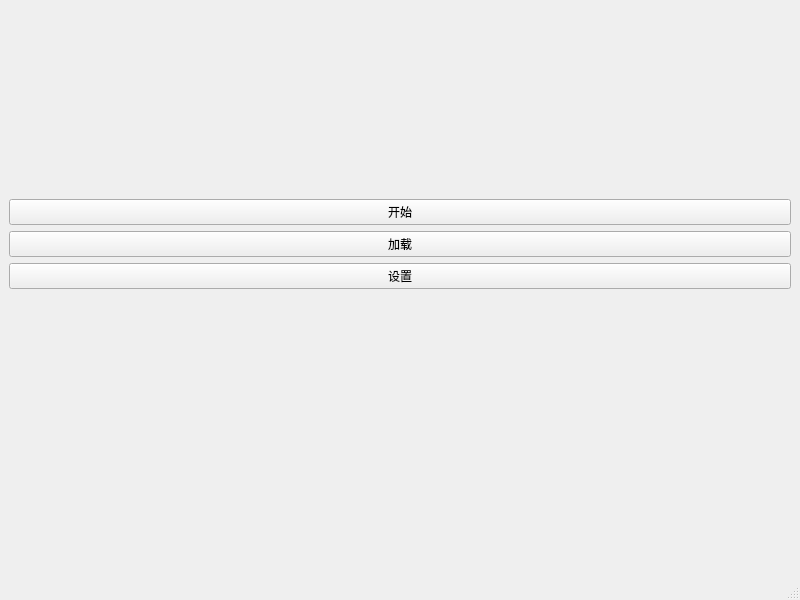
First picture: the form in snake_who_like_eat/mainwindow.ui, repository sleepy2con/snake_who_like_eat, before the edit.
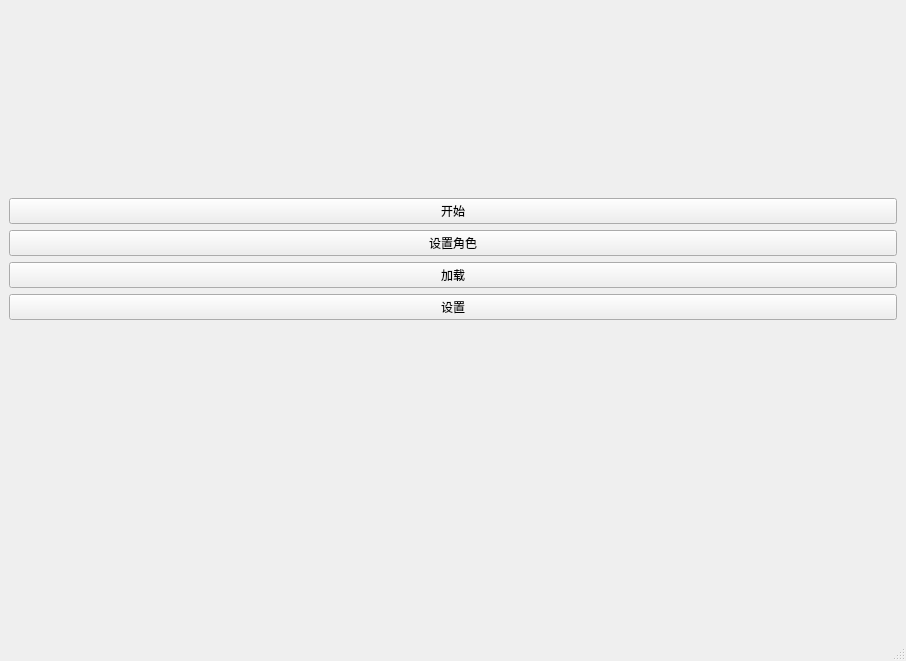
Second picture: the form after the edit.

```diff
--- a/snake_who_like_eat/mainwindow.ui
+++ b/snake_who_like_eat/mainwindow.ui
@@ -6,8 +6,8 @@
    <rect>
     <x>0</x>
     <y>0</y>
-    <width>800</width>
-    <height>600</height>
+    <width>906</width>
+    <height>661</height>
    </rect>
   </property>
   <property name="windowTitle">
@@ -42,6 +42,13 @@
           </property>
          </widget>
         </item>
+        <item>
+         <widget class="QPushButton" name="btn_set_user">
+          <property name="text">
+           <string>设置角色</string>
+          </property>
+         </widget>
+        </item>
         <item>
          <widget class="QPushButton" name="pushButton_3">
           <property name="text">
```
